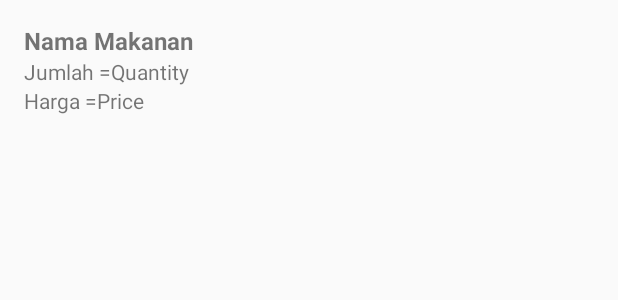
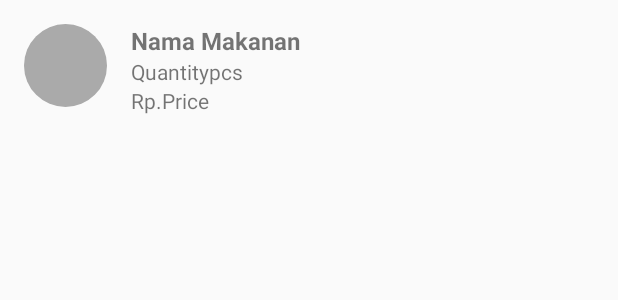
Before and after one commit to yudhayunantop/ProjectUAS, an Android app: the layout item_row_pesanan.xml on its own in the app's theme, with its tools: preview values and no code run, on a phone screen of 412 x 824 dp. Shown: the top 300 px of the screen. Run offline under Robolectric (Android 15) with nearby library versions, the phone set to English and light mode, and no system bars.

```diff
--- a/app/src/main/java/com/dicoding/picodiploma/ProjectUAS/activity/PesananActivity.kt
+++ b/app/src/main/java/com/dicoding/picodiploma/ProjectUAS/activity/PesananActivity.kt
@@ -19,6 +19,8 @@ class PesananActivity : AppCompatActivity() {
         super.onCreate(savedInstanceState)
         setContentView(R.layout.activity_pesanan)
 
+        supportActionBar?.title = "Riwayat Pesanan"
+
         //deklarasi adapter dan recyclerView
         val recyclerView = findViewById<RecyclerView>(R.id.rv_pesanan)
         val adapter = ListPesananAdapter(this)
--- a/app/src/main/res/layout/item_row_pesanan.xml
+++ b/app/src/main/res/layout/item_row_pesanan.xml
@@ -6,13 +6,13 @@
     android:layout_height="wrap_content"
     android:padding="16dp">
 
-<!--    <de.hdodenhof.circleimageview.CircleImageView-->
-<!--        android:id="@+id/img_item_photo"-->
-<!--        android:layout_width="55dp"-->
-<!--        android:layout_height="55dp"-->
-<!--        app:layout_constraintStart_toStartOf="parent"-->
-<!--        app:layout_constraintTop_toTopOf="parent"-->
-<!--        tools:src="@android:color/darker_gray" />-->
+    <de.hdodenhof.circleimageview.CircleImageView
+        android:id="@+id/img_item_photo"
+        android:layout_width="55dp"
+        android:layout_height="55dp"
+        app:layout_constraintStart_toStartOf="parent"
+        app:layout_constraintTop_toTopOf="parent"
+        tools:src="@android:color/darker_gray" />
 
     <TextView
         android:id="@+id/tv_item_name"
@@ -37,17 +37,17 @@
         android:id="@+id/tv_quantity"
         android:layout_width="wrap_content"
         android:layout_height="wrap_content"
+        android:layout_marginStart="16dp"
         android:text="@string/quantity"
-        app:layout_constraintStart_toEndOf="@+id/textView5"
+        app:layout_constraintStart_toEndOf="@+id/img_item_photo"
         app:layout_constraintTop_toBottomOf="@+id/tv_item_name" />
 
     <TextView
         android:id="@+id/textView5"
         android:layout_width="wrap_content"
         android:layout_height="wrap_content"
-        android:layout_marginStart="16dp"
         android:text="@string/jumlahlist"
-        app:layout_constraintStart_toEndOf="@+id/img_item_photo"
+        app:layout_constraintStart_toEndOf="@+id/tv_quantity"
         app:layout_constraintTop_toBottomOf="@+id/tv_item_name" />
 
     <TextView
--- a/app/src/main/res/values/strings.xml
+++ b/app/src/main/res/values/strings.xml
@@ -19,9 +19,9 @@
     <string name="terima_kasih">Terima Kasih</string>
     <string name="rangkuman_order">Rangkuman Order</string>
     <string name="Kembali">kembali</string>
-    <string name="hargalist">Harga = </string>
+    <string name="hargalist">Rp. </string>
     <string name="quantity">Quantity</string>
     <string name="price">Price</string>
-    <string name="jumlahlist">Jumlah = </string>
+    <string name="jumlahlist">pcs</string>
 
 </resources>
```
Also changed, not shown: app/src/main/java/com/dicoding/picodiploma/ProjectUAS/adapter/ListPesananAdapter.kt (+6 -5 lines), app/src/main/java/com/dicoding/picodiploma/ProjectUAS/data/FoodData.kt (+6 -10 lines).
